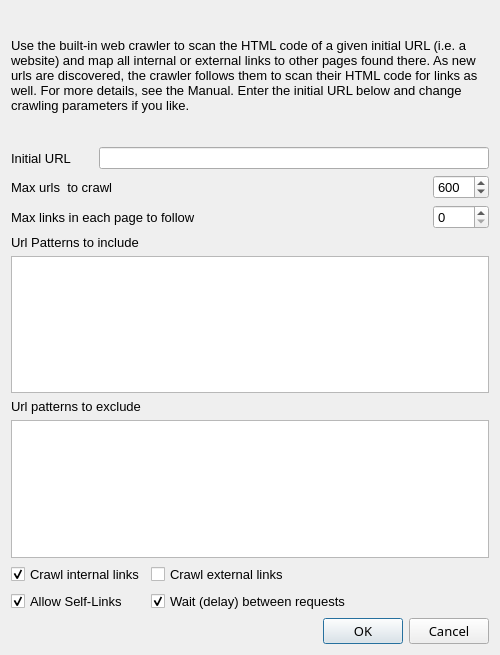
Before: the Qt Designer form src/forms/dialogwebcrawler.ui in socnetv/app, drawn with Qt 5.
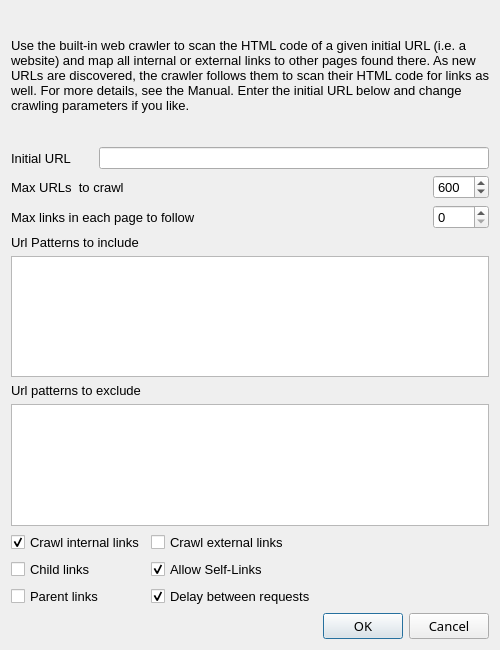
After: the same form once the commit is applied.

Commit message: Fixed #84 - Maybe add another option to toggle drawing external nodes when the user has selected not to follow external URLs?

The edit to the form file:
```diff
--- a/src/forms/dialogwebcrawler.ui
+++ b/src/forms/dialogwebcrawler.ui
@@ -7,7 +7,7 @@
     <x>0</x>
     <y>0</y>
     <width>500</width>
-    <height>655</height>
+    <height>650</height>
    </rect>
   </property>
   <property name="sizePolicy">
@@ -58,7 +58,7 @@
       <enum>QFrame::NoFrame</enum>
      </property>
      <property name="text">
-      <string>&lt;html&gt;&lt;head/&gt;&lt;body&gt;&lt;p&gt;Use the built-in web crawler to scan the HTML code of a given initial URL (i.e. a website) and map all internal or external links to other pages found there. &lt;/p&gt;&lt;p&gt;As new urls are discovered, the crawler follows them to scan their HTML code for links as well. For more details, see the Manual. &lt;/p&gt;&lt;p&gt;Enter the initial URL below and change crawling parameters if you like.&lt;/p&gt;&lt;/body&gt;&lt;/html&gt;</string>
+      <string>&lt;html&gt;&lt;head/&gt;&lt;body&gt;&lt;p&gt;Use the built-in web crawler to scan the HTML code of a given initial URL (i.e. a website) and map all internal or external links to other pages found there. &lt;/p&gt;&lt;p&gt;As new URLs are discovered, the crawler follows them to scan their HTML code for links as well. For more details, see the Manual. &lt;/p&gt;&lt;p&gt;Enter the initial URL below and change crawling parameters if you like.&lt;/p&gt;&lt;/body&gt;&lt;/html&gt;</string>
      </property>
      <property name="textFormat">
       <enum>Qt::RichText</enum>
@@ -125,7 +125,7 @@
         <string>&lt;html&gt;&lt;head/&gt;&lt;body&gt;&lt;p&gt;Set the total urls to be crawled. &lt;/p&gt;&lt;p&gt;This is the total nodes the result network will have. &lt;/p&gt;&lt;p&gt;Set value to 0, if you don't want any limits...&lt;/p&gt;&lt;/body&gt;&lt;/html&gt;</string>
        </property>
        <property name="text">
-        <string>Max urls  to crawl</string>
+        <string>Max URLs  to crawl</string>
        </property>
       </widget>
      </item>
@@ -253,6 +253,8 @@
     </layout>
    </item>
    <item row="6" column="0">
+    <layout class="QVBoxLayout" name="verticalLayout_4">
+     <item>
     <widget class="QCheckBox" name="intLinksCheckBox">
      <property name="toolTip">
       <string>&lt;html&gt;&lt;head/&gt;&lt;body&gt;&lt;p&gt;&lt;span style=&quot; font-weight:600;&quot;&gt;Crawl Internal Links &lt;/span&gt;&lt;/p&gt;&lt;p&gt;If enabled, the crawler will scan and map &lt;span style=&quot; font-weight:600;&quot;&gt;internal links &lt;/span&gt;(i.e. pages within the initial website). &lt;/p&gt;&lt;p&gt;If you do not want to crawl internal links, disable this option. &lt;/p&gt;&lt;p&gt;Default is to crawl internal links.&lt;/p&gt;&lt;/body&gt;&lt;/html&gt;</string>
@@ -265,7 +267,37 @@
      </property>
     </widget>
    </item>
+     <item>
+      <widget class="QCheckBox" name="childLinksCheckBox">
+       <property name="toolTip">
+        <string>&lt;html&gt;&lt;head/&gt;&lt;body&gt;&lt;p&gt;&lt;span style=&quot; font-weight:600;&quot;&gt;Crawl child links&lt;/span&gt;&lt;/p&gt;&lt;p&gt;If enabled, the crawler will map &lt;span style=&quot; font-weight:600;&quot;&gt;child URLs&lt;/span&gt;&lt;/p&gt;&lt;p&gt;A URL is a &lt;span style=&quot; font-style:italic;&quot;&gt;childUrl &lt;/span&gt;of another URL if the two URLs share the same scheme and authority, and this latter URL's path is a parent of the path of &lt;span style=&quot; font-style:italic;&quot;&gt;childUrl&lt;/span&gt;.&lt;/p&gt;&lt;p&gt;For instance, www.socnetv.org/docs/manual.html is a child URL of www.socnetv.org/docs/ &lt;/p&gt;&lt;p&gt;If you don't want to crawl child URLs, disable this option. &lt;/p&gt;&lt;/body&gt;&lt;/html&gt;</string>
+       </property>
+       <property name="text">
+        <string>Child links</string>
+       </property>
+       <property name="checked">
+        <bool>false</bool>
+       </property>
+      </widget>
+     </item>
+     <item>
+      <widget class="QCheckBox" name="parentLinksCheckBox">
+       <property name="toolTip">
+        <string>&lt;html&gt;&lt;head/&gt;&lt;body&gt;&lt;p&gt;&lt;span style=&quot; font-weight:600;&quot;&gt;Crawl parent links&lt;/span&gt;&lt;/p&gt;&lt;p&gt;If enabled, the crawler will map &lt;span style=&quot; font-weight:600;&quot;&gt;parent URLs&lt;/span&gt;. &lt;/p&gt;&lt;p&gt;A URL is a &lt;span style=&quot; font-style:italic;&quot;&gt;parent &lt;/span&gt;of another URL if the two URLs share the same scheme and authority, and the former URL's path is a parent of the path of the latter URL. &lt;/p&gt;&lt;p&gt;For instance, the URL www.socnetv.org/docs/ is a parent URL of www.socnetv.org/docs/manual.html&lt;/p&gt;&lt;p&gt;If you don't want to crawl parent links, disable this option. &lt;/p&gt;&lt;/body&gt;&lt;/html&gt;</string>
+       </property>
+       <property name="text">
+        <string>Parent links</string>
+       </property>
+       <property name="checked">
+        <bool>false</bool>
+       </property>
+      </widget>
+     </item>
+    </layout>
+   </item>
    <item row="6" column="1">
+    <layout class="QVBoxLayout" name="verticalLayout_3">
+     <item>
     <widget class="QCheckBox" name="extLinksCheckBox">
      <property name="toolTip">
       <string>&lt;html&gt;&lt;head/&gt;&lt;body&gt;&lt;p&gt;&lt;span style=&quot; font-weight:600;&quot;&gt;Crawl external links&lt;/span&gt;&lt;/p&gt;&lt;p&gt;If enabled, the crawler will map &lt;span style=&quot; font-weight:600;&quot;&gt;external links&lt;/span&gt;. &lt;/p&gt;&lt;p&gt;For instance, if you start crawling from www.supersyntages.gr and we find there a link to another domain, i.e. www.linuxinsider.gr, then we will go outside of supersyntages.gr and crawl linuxinsider.gr too. &lt;/p&gt;&lt;p&gt;If you don't want to crawl external links, disable this option. &lt;/p&gt;&lt;/body&gt;&lt;/html&gt;</string>
@@ -278,7 +310,7 @@
      </property>
     </widget>
    </item>
-   <item row="7" column="0">
+     <item>
     <widget class="QCheckBox" name="selfLinksCheckBox">
      <property name="toolTip">
       <string>&lt;html&gt;&lt;head/&gt;&lt;body&gt;&lt;p&gt;If enabled the application will draw a &lt;span style=&quot; font-weight:600;&quot;&gt;self-link&lt;/span&gt; when a page contains a link to itself. &lt;/p&gt;&lt;p&gt;Default is not to allow self-links.&lt;/p&gt;&lt;/body&gt;&lt;/html&gt;</string>
@@ -291,20 +323,22 @@
      </property>
     </widget>
    </item>
-   <item row="7" column="1">
+     <item>
     <widget class="QCheckBox" name="waitCheckBox">
      <property name="toolTip">
       <string>&lt;html&gt;&lt;head/&gt;&lt;body&gt;&lt;p&gt;Wait for a random number of milliseconds (&lt;span style=&quot; font-weight:600;&quot;&gt;0-1000&lt;/span&gt;) between network requests.  &lt;/p&gt;&lt;p&gt;&lt;br/&gt;&lt;/p&gt;&lt;p&gt;Use of this option is recommended, as it lightens the server load by making the requests less frequent.&lt;/p&gt;&lt;p&gt;&lt;br/&gt;&lt;/p&gt;&lt;p&gt;By default this option is enabled.&lt;/p&gt;&lt;/body&gt;&lt;/html&gt;</string>
      </property>
      <property name="text">
-      <string>Wait (delay) between requests</string>
+        <string>Delay between requests</string>
      </property>
      <property name="checked">
       <bool>true</bool>
      </property>
     </widget>
    </item>
-   <item row="8" column="1">
+    </layout>
+   </item>
+   <item row="7" column="1">
     <widget class="QDialogButtonBox" name="buttonBox">
      <property name="enabled">
       <bool>true</bool>
```
Lines whose indentation alone changed are shown as unchanged. The commit also changes 8 other files.
